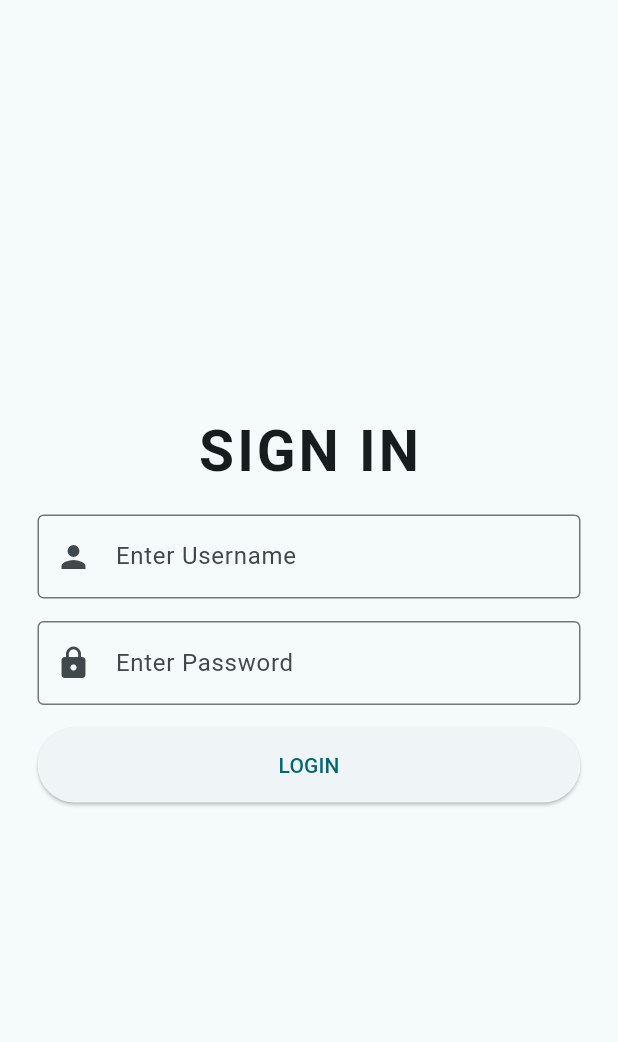
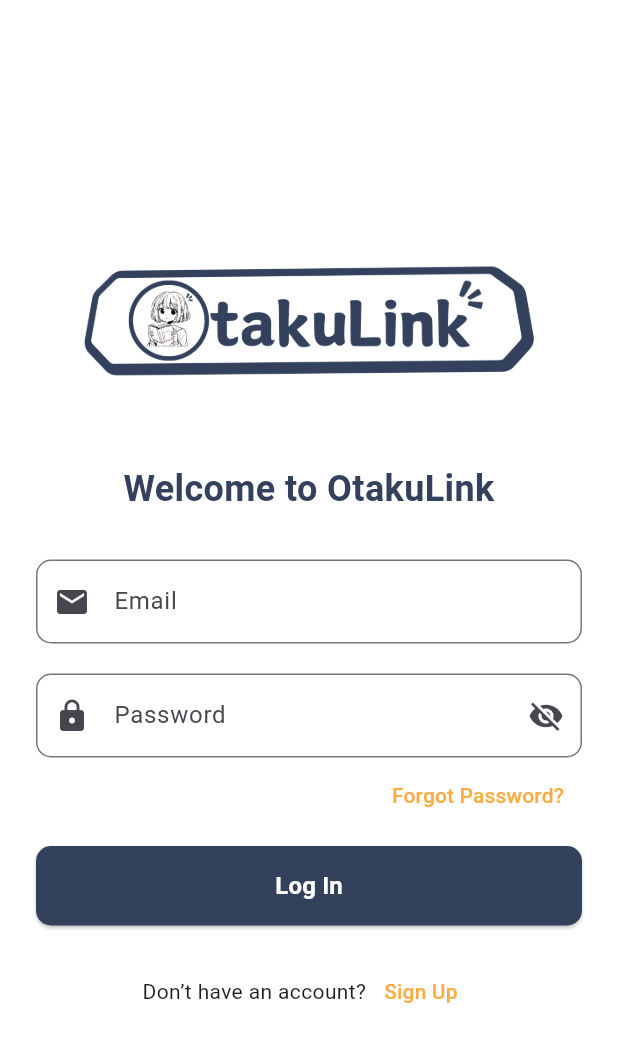
Before and after one commit to bhax1/OtakuLink, a Flutter app: the screen it shows after launch, on a phone screen of 412 x 824 dp. Shown: the top 1042 px of the screen. Run offline on Flutter 3.47's test engine with Material 3 defaults, Android fonts, the phone set to English and light mode, and no system bars; our stand-ins replace firebase_auth, firebase_core; accounts and stored records are empty.

Commit message:
Update login and signup
Added some minor adjustments

```diff
--- /dev/null
+++ b/lib/auth_service.dart
@@ -0,0 +1,37 @@
+import 'dart:developer';
+
+import 'package:firebase_auth/firebase_auth.dart';
+
+class AuthService {
+  final _auth = FirebaseAuth.instance;
+
+  Future<User?> createUserWithEmailAndPassword(
+      String email, String password) async {
+    try {
+      final cred = await _auth.createUserWithEmailAndPassword(
+          email: email, password: password);
+      return cred.user;
+    } catch (e) {
+      log("Something went wrong!");
+    }
+  }
+
+  Future<User?> loginUserWithEmailAndPassword(
+      String email, String password) async {
+    try {
+      final cred = await _auth.signInWithEmailAndPassword(
+          email: email, password: password);
+      return cred.user;
+    } catch (e) {
+      log("Something went wrong!");
+    }
+  }
+
+  Future<void> signout() async {
+    try {
+      await _auth.signOut();
+    } catch (e) {
+      log("Something went wrong!");
+    }
+  }
+}
--- a/lib/authenticator.dart
+++ b/lib/authenticator.dart
@@ -1,7 +1,7 @@
 import 'package:flutter/material.dart';
 import 'package:firebase_auth/firebase_auth.dart';
-import 'package:otakulink/login.dart';
-import 'package:otakulink/page1.dart';
+import 'login_screen.dart';
+import 'page1.dart';
 
 class Authenticator extends StatefulWidget {
   const Authenticator({super.key});
@@ -17,7 +17,7 @@ class _AuthenticatorState extends State<Authenticator> {
   Widget build(BuildContext context) {
     return Scaffold(
         body: StreamBuilder<User?>(
-        stream: FirebaseAuth.instance.authStateChanges(),
+      stream: _auth.authStateChanges(),
       builder: (context, snapshot) {
         if (snapshot.connectionState == ConnectionState.waiting) {
           return const Center(
@@ -30,10 +30,9 @@ class _AuthenticatorState extends State<Authenticator> {
         } else if (snapshot.hasData) {
           return const Page1();
         } else {
-            return const Login();
+          return const LoginScreen();
         }
       },
-      )
-    );
+    ));
   }
 }
--- /dev/null
+++ b/lib/login_screen.dart
@@ -0,0 +1,211 @@
+import 'package:flutter/material.dart';
+import 'forgotpassword_screen.dart';
+import 'signup_screen.dart';
+
+// Main LoginScreen class, extending StatefulWidget to manage state changes
+class LoginScreen extends StatefulWidget {
+  const LoginScreen({super.key});
+
+  @override
+  _LoginScreenState createState() => _LoginScreenState();
+}
+
+class _LoginScreenState extends State<LoginScreen> {
+  // Controllers to handle input for email and password fields
+  final TextEditingController _emailController = TextEditingController();
+  final TextEditingController _passwordController = TextEditingController();
+
+  // Boolean to manage password visibility
+  bool _isPasswordVisible = false;
+
+  // Form key to manage and validate the form
+  final _formKey = GlobalKey<FormState>();
+
+  @override
+  Widget build(BuildContext context) {
+    // Define consistent color schemes
+    final primaryColor = Color(0xFF33415C); // Matches your branding color
+    final accentColor = Colors.orangeAccent;
+
+    return Scaffold(
+      backgroundColor: Colors.white, // Default background color
+      resizeToAvoidBottomInset: false, // Prevent resizing on keyboard pop-up
+      body: Padding(
+        padding: const EdgeInsets.symmetric(horizontal: 24.0),
+        child: Center(
+          child: SingleChildScrollView(
+            child: Form(
+              key: _formKey, // Assigning the form key
+              child: Column(
+                crossAxisAlignment: CrossAxisAlignment.stretch,
+                children: [
+                  // Logo at the top
+                  Image.asset(
+                    'assets/icons/logo_flat.png',
+                    height: 150,
+                    width: 150,
+                  ),
+                  SizedBox(height: 20),
+                  // Welcome text
+                  Text(
+                    'Welcome to OtakuLink',
+                    textAlign: TextAlign.center,
+                    style: TextStyle(
+                      fontSize: 24,
+                      fontWeight: FontWeight.bold,
+                      color: primaryColor,
+                    ),
+                  ),
+                  SizedBox(height: 30),
+                  // Email input field with validation
+                  TextFormField(
+                    controller: _emailController,
+                    decoration: InputDecoration(
+                      labelText: 'Email',
+                      border: OutlineInputBorder(
+                        borderRadius: BorderRadius.circular(10),
+                      ),
+                      prefixIcon: Icon(Icons.email),
+                    ),
+                    keyboardType: TextInputType.emailAddress,
+                    validator: (value) {
+                      if (value == null || value.isEmpty) {
+                        return 'Please enter your email';
+                      } else if (!RegExp(r'^[^@]+@[^@]+\.[^@]+')
+                          .hasMatch(value)) {
+                        return 'Enter a valid email address';
+                      }
+                      return null;
+                    },
+                  ),
+                  SizedBox(height: 20),
+                  // Password input field with visibility toggle
+                  TextFormField(
+                    controller: _passwordController,
+                    decoration: InputDecoration(
+                      labelText: 'Password',
+                      border: OutlineInputBorder(
+                        borderRadius: BorderRadius.circular(10),
+                      ),
+                      prefixIcon: Icon(Icons.lock),
+                      suffixIcon: IconButton(
+                        icon: Icon(
+                          _isPasswordVisible
+                              ? Icons.visibility
+                              : Icons.visibility_off,
+                        ),
+                        onPressed: () {
+                          setState(() {
+                            _isPasswordVisible = !_isPasswordVisible;
+                          });
+                        },
+                      ),
+                    ),
+                    obscureText:
+                        !_isPasswordVisible, // Toggle password visibility
+                    validator: (value) {
+                      if (value == null || value.isEmpty) {
+                        return 'Please enter your password';
+                      } else if (value.length < 6) {
+                        return 'Password must be at least 6 characters long';
+                      }
+                      return null;
+                    },
+                  ),
+                  SizedBox(height: 1),
+                  // Forgot password link
+                  Align(
+                    alignment: Alignment.centerRight,
+                    child: TextButton(
+                      onPressed: () {
+                        Navigator.push(context,
+                            _createFadeTransitionRoute(ForgotPasswordScreen()));
+                      },
+                      child: Text(
+                        'Forgot Password?',
+                        style: TextStyle(color: accentColor),
+                      ),
+                    ),
+                  ),
+                  SizedBox(height: 10),
+                  // Log in button
+                  ElevatedButton(
+                    onPressed: () {
+                      if (_formKey.currentState!.validate()) {
+                        ScaffoldMessenger.of(context).showSnackBar(
+                          SnackBar(content: Text('Logging in...')),
+                        );
+                      }
+                    },
+                    style: ElevatedButton.styleFrom(
+                      backgroundColor: primaryColor,
+                      padding: EdgeInsets.symmetric(vertical: 15),
+                      shape: RoundedRectangleBorder(
+                        borderRadius: BorderRadius.circular(10),
+                      ),
+                    ),
+                    child: Text(
+                      'Log In',
+                      style: TextStyle(
+                        color: Colors.white,
+                        fontSize: 16,
+                        fontWeight: FontWeight.bold,
+                      ),
+                    ),
+                  ),
+                  SizedBox(height: 20),
+                  // Sign-up link
+                  Row(
+                    mainAxisAlignment: MainAxisAlignment.center,
+                    children: [
+                      Text('Don’t have an account?'),
+                      TextButton(
+                        onPressed: () {
+                          Navigator.of(context)
+                              .push(_createFadeTransitionRoute(SignUpScreen()));
+                        },
+                        child: Text(
+                          'Sign Up',
+                          style: TextStyle(color: accentColor),
+                        ),
+                      ),
+                    ],
+                  ),
+                ],
+              ),
+            ),
+          ),
+        ),
+      ),
+    );
+  }
+
+  // Custom fade transition animation for screen navigation
+  Route _createFadeTransitionRoute(Widget screen) {
+    return PageRouteBuilder(
+      pageBuilder: (context, animation, secondaryAnimation) => screen,
+      transitionsBuilder: (context, animation, secondaryAnimation, child) {
+        const begin = 0.0;
+        const end = 1.0;
+        const curve = Curves.easeInOut;
+
+        var tween =
+            Tween(begin: begin, end: end).chain(CurveTween(curve: curve));
+        var opacityAnimation = animation.drive(tween);
+
+        return FadeTransition(
+          opacity: opacityAnimation,
+          child: child,
+        );
+      },
+    );
+  }
+
+  // Dispose controllers to free resources
+  @override
+  void dispose() {
+    _emailController.dispose();
+    _passwordController.dispose();
+    super.dispose();
+  }
+}
--- a/lib/main.dart
+++ b/lib/main.dart
@@ -14,16 +14,10 @@ void main() async {
 class MyApp extends StatelessWidget {
   const MyApp({super.key});
 
-  // This widget is the root of your application.
   @override
   Widget build(BuildContext context) {
-    return MaterialApp(
-      title: 'OtakuLink',
-      theme: ThemeData(
-        colorScheme: ColorScheme.fromSeed(
-            seedColor: const Color.fromARGB(255, 255, 255, 255)),
-        useMaterial3: true,
-      ),
+    return const MaterialApp(
+      debugShowCheckedModeBanner: false,
       home: Authenticator(),
     );
   }
--- a/pubspec.yaml
+++ b/pubspec.yaml
@@ -78,6 +78,9 @@ flutter:
   #   - images/a_dot_ham.jpeg
     - assets/icons/logo.png
     - assets/icons/logo_foreground.png
+    - assets/icons/logo_flat.png
+    - assets/background/bg_login.png
+    - assets/background/bg_fp.png
 
   # An image asset can refer to one or more resolution-specific "variants", see
   # https://flutter.dev/to/resolution-aware-images
```
Also changed, not shown: lib/forgotpassword_screen.dart (added, +129 -0 lines), lib/signup_screen.dart (added, +260 -0 lines), assets/background/bg_fp.png (added), assets/background/bg_login.png (added), assets/icons/logo_flat.png (added), 2 other files. Lines whose indentation alone changed are shown as unchanged.
